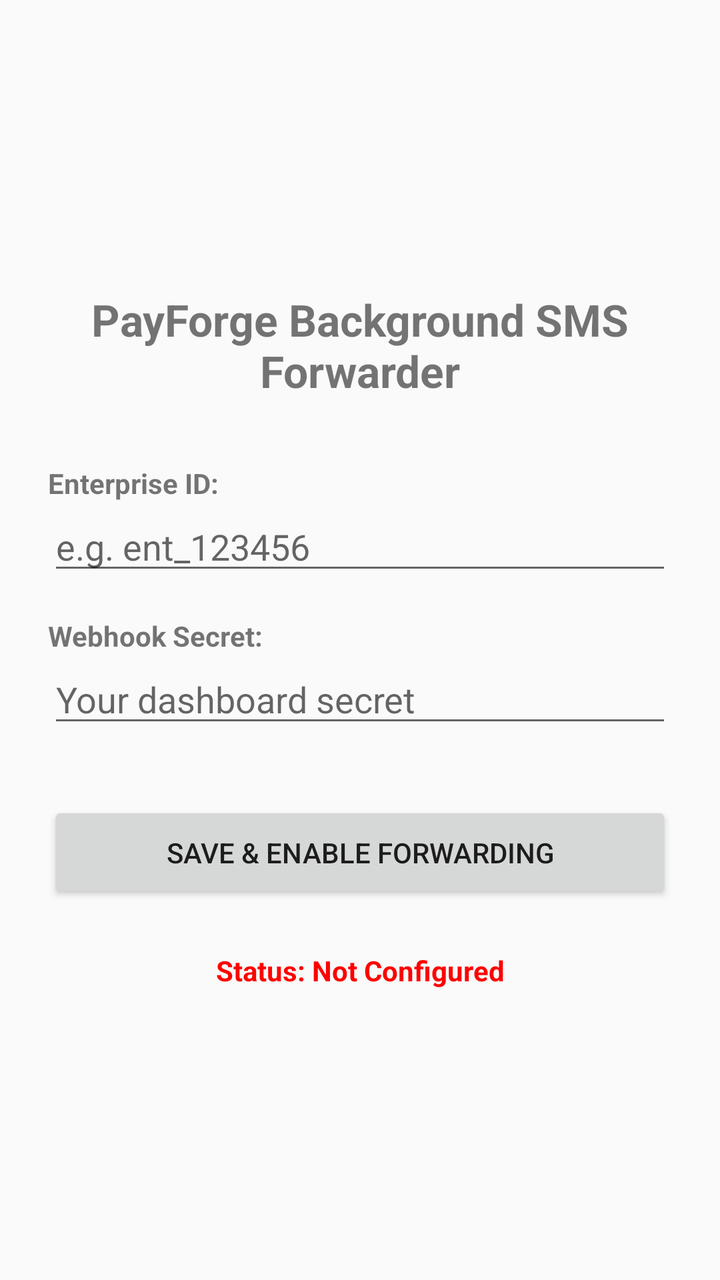
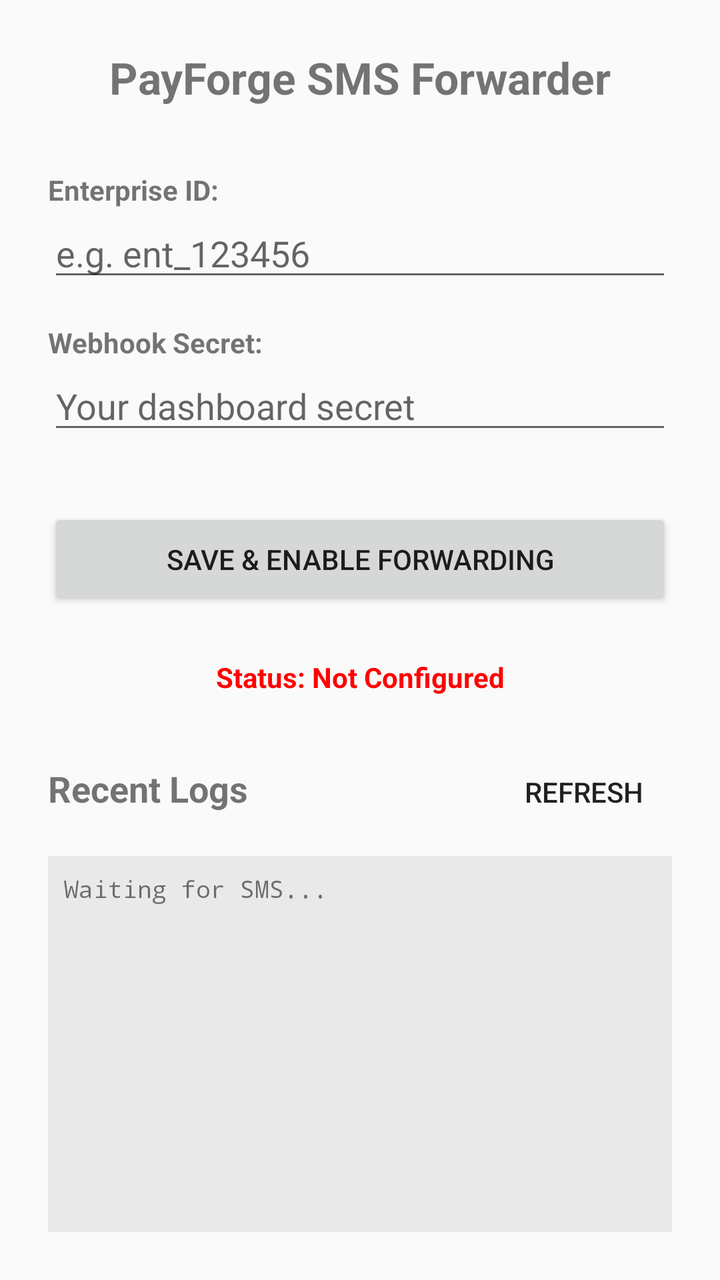

Before-and-after screenshots of an Android layout around one commit, followed by the original layout XML and the change that was made.
<!-- AndroidManifest.xml: application theme Theme.AppCompat.Light.DarkActionBar -->
<!-- res/layout/activity_main.xml -->
<?xml version="1.0" encoding="utf-8"?>
<LinearLayout xmlns:android="http://schemas.android.com/apk/res/android"
    android:layout_width="match_parent"
    android:layout_height="match_parent"
    android:orientation="vertical"
    android:padding="24dp"
    android:gravity="center_vertical">

    <TextView
        android:layout_width="match_parent"
        android:layout_height="wrap_content"
        android:text="PayForge Background SMS Forwarder"
        android:textSize="22sp"
        android:textStyle="bold"
        android:textAlignment="center"
        android:layout_marginBottom="32dp"/>

    <TextView
        android:layout_width="match_parent"
        android:layout_height="wrap_content"
        android:text="Enterprise ID:"
        android:textStyle="bold" />

    <EditText
        android:id="@+id/editEnterpriseId"
        android:layout_width="match_parent"
        android:layout_height="wrap_content"
        android:hint="e.g. ent_123456"
        android:layout_marginBottom="16dp"/>

    <TextView
        android:layout_width="match_parent"
        android:layout_height="wrap_content"
        android:text="Webhook Secret:"
        android:textStyle="bold" />

    <EditText
        android:id="@+id/editSecret"
        android:layout_width="match_parent"
        android:layout_height="wrap_content"
        android:hint="Your dashboard secret"
        android:inputType="textPassword"
        android:layout_marginBottom="16dp"/>

    <Button
        android:id="@+id/btnSave"
        android:layout_width="match_parent"
        android:layout_height="wrap_content"
        android:text="Save &amp; Enable Forwarding"
        android:layout_marginTop="16dp"
        android:padding="16dp"/>

    <TextView
        android:id="@+id/statusText"
        android:layout_width="match_parent"
        android:layout_height="wrap_content"
        android:text="Status: Not Configured"
        android:textAlignment="center"
        android:textColor="#FF0000"
        android:layout_marginTop="24dp"
        android:textStyle="bold"/>

</LinearLayout>
<!-- resources referenced by this layout -->
<resources>

</resources>

<!-- the commit's change to res/layout/activity_main.xml (unified diff, before → after) -->
@@ -9,7 +9,7 @@
     <TextView
         android:layout_width="match_parent"
         android:layout_height="wrap_content"
-        android:text="PayForge Background SMS Forwarder"
+        android:text="@string/app_name"
         android:textSize="22sp"
         android:textStyle="bold"
         android:textAlignment="center"
@@ -60,4 +60,43 @@
         android:layout_marginTop="24dp"
         android:textStyle="bold"/>
 
+    <LinearLayout
+        android:layout_width="match_parent"
+        android:layout_height="wrap_content"
+        android:layout_marginTop="24dp"
+        android:orientation="horizontal">
+
+        <TextView
+            android:layout_width="0dp"
+            android:layout_height="wrap_content"
+            android:layout_weight="1"
+            android:text="Recent Logs"
+            android:textStyle="bold"
+            android:textSize="18sp"/>
+
+        <Button
+            android:id="@+id/btnRefreshLogs"
+            android:layout_width="wrap_content"
+            android:layout_height="wrap_content"
+            android:text="Refresh"
+            style="?android:attr/borderlessButtonStyle"/>
+    </LinearLayout>
+
+    <ScrollView
+        android:layout_width="match_parent"
+        android:layout_height="0dp"
+        android:layout_weight="1"
+        android:background="#11000000"
+        android:layout_marginTop="8dp"
+        android:padding="8dp">
+
+        <TextView
+            android:id="@+id/textLogs"
+            android:layout_width="match_parent"
+            android:layout_height="wrap_content"
+            android:text="Waiting for SMS..."
+            android:textSize="12sp"
+            android:fontFamily="monospace"/>
+    </ScrollView>
+
 </LinearLayout>
<!-- resource entries referenced after the edit -->
@@ -1,5 +1,5 @@
 <!-- resources referenced by this layout -->
 <resources>
-
+  <string name="app_name">PayForge SMS Forwarder</string>
 </resources>
 
